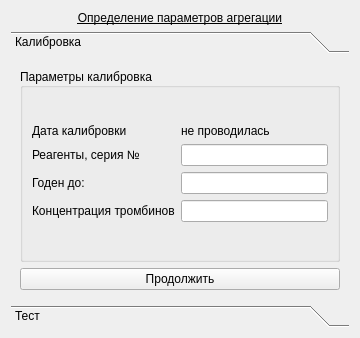
Before: the Qt Designer form choisedialog/agr1.ui in krang4d/Agrekola, drawn with Qt 5.
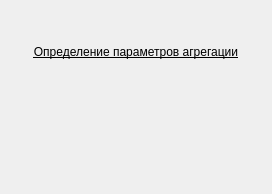
After: the same form once the commit is applied. Custom widgets are drawn as their Qt base class.

Patch:
```diff
--- a/choisedialog/agr1.ui
+++ b/choisedialog/agr1.ui
@@ -6,8 +6,8 @@
    <rect>
     <x>0</x>
     <y>0</y>
-    <width>360</width>
-    <height>338</height>
+    <width>272</width>
+    <height>194</height>
    </rect>
   </property>
   <property name="windowTitle">
@@ -25,140 +25,7 @@
     </widget>
    </item>
    <item>
-    <widget class="QToolBox" name="toolBox">
-     <property name="currentIndex">
-      <number>0</number>
-     </property>
-     <widget class="QWidget" name="page_1">
-      <property name="geometry">
-       <rect>
-        <x>0</x>
-        <y>0</y>
-        <width>342</width>
-        <height>247</height>
-       </rect>
-      </property>
-      <attribute name="label">
-       <string>Калибровка</string>
-      </attribute>
-      <layout class="QVBoxLayout" name="verticalLayout">
-       <item>
-        <widget class="QGroupBox" name="groupBox">
-         <property name="title">
-          <string>Параметры калибровка</string>
-         </property>
-         <property name="alignment">
-          <set>Qt::AlignLeading|Qt::AlignLeft|Qt::AlignVCenter</set>
-         </property>
-         <layout class="QFormLayout" name="formLayout">
-          <item row="0" column="0">
-           <spacer name="verticalSpacer">
-            <property name="orientation">
-             <enum>Qt::Vertical</enum>
-            </property>
-            <property name="sizeHint" stdset="0">
-             <size>
-              <width>20</width>
-              <height>40</height>
-             </size>
-            </property>
-           </spacer>
-          </item>
-          <item row="2" column="0">
-           <widget class="QLabel" name="label_1">
-            <property name="text">
-             <string>Реагенты, серия №</string>
-            </property>
-            <property name="buddy">
-             <cstring>lineEdit_1</cstring>
-            </property>
-           </widget>
-          </item>
-          <item row="2" column="1">
-           <widget class="QLineEdit" name="lineEdit_1"/>
-          </item>
-          <item row="3" column="0">
-           <widget class="QLabel" name="label_2">
-            <property name="text">
-             <string>Годен до:</string>
-            </property>
-            <property name="buddy">
-             <cstring>lineEdit_2</cstring>
-            </property>
-           </widget>
-          </item>
-          <item row="3" column="1">
-           <widget class="QLineEdit" name="lineEdit_2"/>
-          </item>
-          <item row="4" column="0">
-           <widget class="QLabel" name="label_3">
-            <property name="text">
-             <string>Концентрация тромбинов</string>
-            </property>
-            <property name="buddy">
-             <cstring>lineEdit_3</cstring>
-            </property>
-           </widget>
-          </item>
-          <item row="4" column="1">
-           <widget class="QLineEdit" name="lineEdit_3"/>
-          </item>
-          <item row="5" column="0">
-           <spacer name="verticalSpacer_2">
-            <property name="orientation">
-             <enum>Qt::Vertical</enum>
-            </property>
-            <property name="sizeHint" stdset="0">
-             <size>
-              <width>20</width>
-              <height>40</height>
-             </size>
-            </property>
-           </spacer>
-          </item>
-          <item row="1" column="0">
-           <widget class="QLabel" name="label_4">
-            <property name="text">
-             <string>Дата калибровки</string>
-            </property>
-           </widget>
-          </item>
-          <item row="1" column="1">
-           <widget class="QLabel" name="label_calibrationData">
-            <property name="text">
-             <string>не проводилась</string>
-            </property>
-           </widget>
-          </item>
-         </layout>
-        </widget>
-       </item>
-       <item>
-        <widget class="QPushButton" name="kolibrButton">
-         <property name="text">
-          <string>Продолжить</string>
-         </property>
-         <property name="shortcut">
-          <string>Ctrl+Return</string>
-         </property>
-        </widget>
-       </item>
-      </layout>
-     </widget>
-     <widget class="StartMeasurment" name="page_2">
-      <property name="geometry">
-       <rect>
-        <x>0</x>
-        <y>0</y>
-        <width>342</width>
-        <height>247</height>
-       </rect>
-      </property>
-      <attribute name="label">
-       <string>Тест</string>
-      </attribute>
-     </widget>
-    </widget>
+    <widget class="StartMeasurment" name="widget" native="true"/>
    </item>
   </layout>
  </widget>
```
